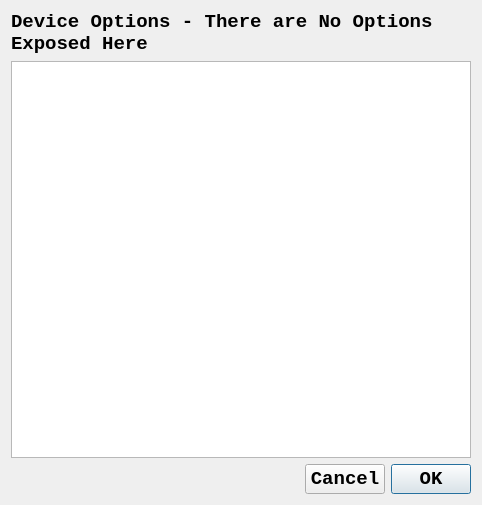
Qt form epicpy/uifiles/devicesettingsui.ui (travisseymour/EPICpy) before a commit.
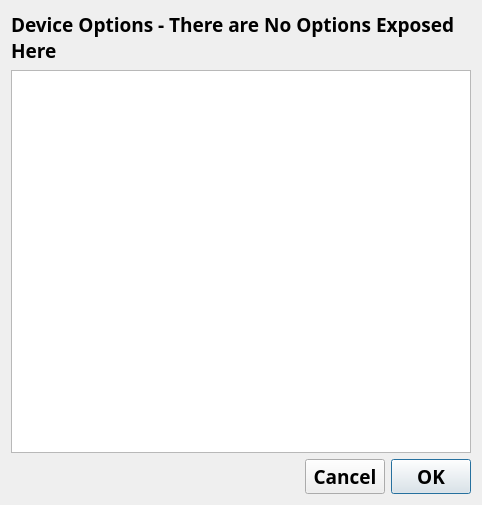
The same form after that commit.

The edit to the form file:
```diff
--- a/epicpy/uifiles/devicesettingsui.ui
+++ b/epicpy/uifiles/devicesettingsui.ui
@@ -27,6 +27,7 @@
   </property>
   <property name="font">
    <font>
+    <family>Fira Mono</family>
     <pointsize>12</pointsize>
    </font>
   </property>
@@ -43,9 +44,8 @@
       <widget class="QLabel" name="labelDeviceNameAndInfo">
        <property name="font">
         <font>
-         <family>Consolas</family>
+         <family>Fira Mono</family>
          <pointsize>14</pointsize>
-         <weight>75</weight>
          <bold>true</bold>
         </font>
        </property>
@@ -61,7 +61,7 @@
       <widget class="QListWidget" name="listWidgetOptions">
        <property name="font">
         <font>
-         <family>Consolas</family>
+         <family>Fira Mono</family>
          <pointsize>14</pointsize>
         </font>
        </property>
@@ -73,7 +73,7 @@
         <spacer name="horizontalSpacer">
          <property name="font">
           <font>
-           <family>Consolas</family>
+           <family>Fira Mono</family>
            <pointsize>14</pointsize>
           </font>
          </property>
@@ -92,9 +92,8 @@
         <widget class="QPushButton" name="pushButtonCancel">
          <property name="font">
           <font>
-           <family>Consolas</family>
+           <family>Fira Mono</family>
            <pointsize>14</pointsize>
-           <weight>75</weight>
            <bold>true</bold>
           </font>
          </property>
@@ -107,9 +106,8 @@
         <widget class="QPushButton" name="pushButtonOK">
          <property name="font">
           <font>
-           <family>Consolas</family>
+           <family>Fira Mono</family>
            <pointsize>14</pointsize>
-           <weight>75</weight>
            <bold>true</bold>
           </font>
          </property>
```
